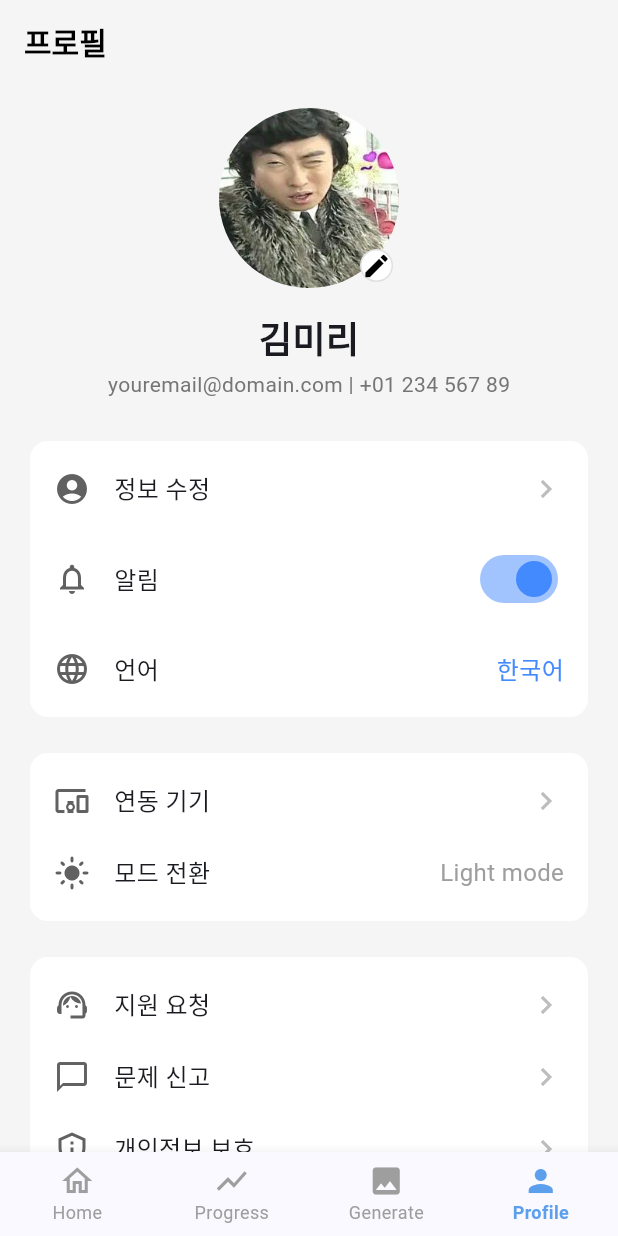
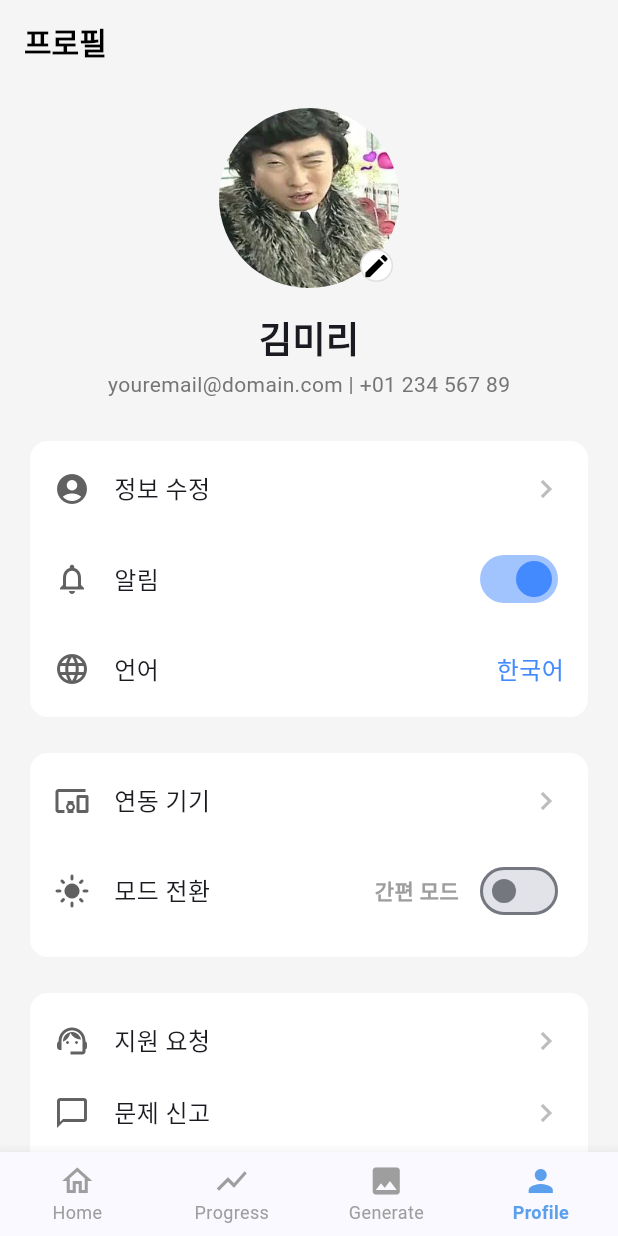
Before and after one commit to 123owq/mirifit, a Flutter app: the MainScreen screen opened directly with empty values, item 4 of the bottom bar chosen, on a phone screen of 412 x 824 dp. Run offline on Flutter 3.47's test engine with Material 3 defaults, Android fonts, the phone set to English and light mode, and no system bars; our stand-ins replace camera, image_picker; missing offline and left inert: photo_manager.

Commit message:
모드 전환 기능 추가

```diff
--- a/lib/main.dart
+++ b/lib/main.dart
@@ -14,6 +14,7 @@ import 'package:mirifit/views/splash_screen.dart';
 import 'package:mirifit/views/loading_screen.dart';
 import 'package:mirifit/views/record_detail_screen.dart';
 import 'package:mirifit/views/goal_by_date_screen.dart';
+import 'package:mirifit/views/profile_screen.dart';
 import 'package:mirifit/views/full_screen_image_screen.dart';
 import 'package:mirifit/models/app_mode.dart';
 
@@ -68,7 +69,7 @@ class MirifitApp extends StatelessWidget {
         '/': (context) => const SplashScreen(),
         '/opening': (context) => const OpeningScreen(),
 
-        // '/profile': (context) => const ProfileScreen(), // (나중에 추가)
+        //'/profile': (context) => const ProfileScreen(), // (나중에 추가)
         '/record_detail': (context) => const RecordDetailScreen(),
         '/goal_by_date': (context) => const GoalByDateScreen(),
         '/full_screen_image': (context) => const FullScreenImageScreen(),
--- a/lib/views/main_screen.dart
+++ b/lib/views/main_screen.dart
@@ -18,6 +18,14 @@ class MainScreen extends StatefulWidget {
 class _MainScreenState extends State<MainScreen> {
   int _currentIndex = 0;
   String? _imagePathForGenerate;
+
+  late AppMode _currentMode;
+
+  @override
+  void initState() {
+    super.initState();
+    _currentMode = widget.mode;
+  }
 
   @override
   Widget build(BuildContext context) {
@@ -86,7 +94,7 @@ class _MainScreenState extends State<MainScreen> {
         return const ProgressScreen();
       case 2:
         return GenerateScreen(
-          mode: widget.mode,
+          mode: _currentMode,
           initialImagePath: _imagePathForGenerate,
           // ★ 4. GenerateScreen에서 이미지를 지우면 MainScreen도 잊도록 함
           onClearImage: () {
@@ -96,7 +104,15 @@ class _MainScreenState extends State<MainScreen> {
           },
         );
       case 3:
-        return const ProfileScreen();
+        return ProfileScreen(
+          currentMode: _currentMode,
+          onModeChanged: (newMode) {
+            setState(() {
+              _currentMode = newMode;
+            });
+            print("모드가 변경되었습니다: $_currentMode");
+          },
+        );
       default:
         return const Center(child: Text('Home 화면'));
     }
--- a/lib/views/profile_screen.dart
+++ b/lib/views/profile_screen.dart
@@ -1,14 +1,20 @@
 import 'package:flutter/material.dart';
+import '../models/app_mode.dart';
 
 class ProfileScreen extends StatelessWidget {
-  const ProfileScreen({super.key});
+  final AppMode currentMode;
+  final Function(AppMode) onModeChanged;
+  const ProfileScreen({
+    super.key,
+    required this.currentMode,
+    required this.onModeChanged,
+  });
 
   @override
   Widget build(BuildContext context) {
     // Scaffold가 화면의 기본 구조를 잡아줍니다.
     return Scaffold(
       backgroundColor: Colors.grey[100], // 홈 화면과 동일한 배경색
-
       // 1. 앱바 (AppBar)
       appBar: AppBar(
         title: const Text(
@@ -33,17 +39,23 @@ class ProfileScreen extends StatelessWidget {
             _buildSettingsCard(
               children: [
                 _buildSettingsRow(Icons.account_circle, '정보 수정'),
-                _buildSettingsRow(Icons.notifications_none, '알림',
+                _buildSettingsRow(
+                  Icons.notifications_none,
+                  '알림',
                   trailing: Switch(
                     value: true, // (임시) 실제로는 상태 변수 필요
                     onChanged: (value) {},
                     activeColor: Colors.blueAccent,
-                    )),
-                _buildSettingsRow(Icons.language, '언어',
+                  ),
+                ),
+                _buildSettingsRow(
+                  Icons.language,
+                  '언어',
                   trailing: const Text(
                     '한국어',
                     style: TextStyle(color: Colors.blueAccent, fontSize: 16),
-                    )),
+                  ),
+                ),
               ],
             ),
             const SizedBox(height: 16),
@@ -52,11 +64,38 @@ class ProfileScreen extends StatelessWidget {
             _buildSettingsCard(
               children: [
                 _buildSettingsRow(Icons.devices_other, '연동 기기'),
-                _buildSettingsRow(Icons.light_mode, '모드 전환',
-                    trailing: const Text(
-                      'Light mode',
-                      style: TextStyle(color: Colors.grey, fontSize: 16),
-                    )),
+                _buildSettingsRow(
+                  Icons.light_mode,
+                  '모드 전환',
+                  trailing: Row(
+                    mainAxisSize: MainAxisSize.min, // Row 크기를 내용물만큼만 잡기
+                    children: [
+                      // 현재 모드 텍스트 표시
+                      Text(
+                        currentMode == AppMode.precise ? '정밀 모드' : '간편 모드',
+                        style: TextStyle(
+                          color: currentMode == AppMode.precise
+                              ? Colors.blueAccent
+                              : Colors.grey,
+                          fontWeight: FontWeight.bold,
+                          fontSize: 14,
+                        ),
+                      ),
+                      const SizedBox(width: 10),
+                      // 스위치로 모드 변경 (ON=정밀, OFF=간편)
+                      Switch(
+                        value: currentMode == AppMode.precise,
+                        activeColor: Colors.blueAccent,
+                        onChanged: (value) {
+                          // 스위치를 켜면 정밀모드, 끄면 간편모드로 변경 요청
+                          onModeChanged(
+                            value ? AppMode.precise : AppMode.simple,
+                          );
+                        },
+                      ),
+                    ],
+                  ),
+                ),
               ],
             ),
             const SizedBox(height: 16),
@@ -86,7 +125,7 @@ class ProfileScreen extends StatelessWidget {
             CircleAvatar(
               radius: 60, // ★ radius(반지름) 60 = 지름(가로세로) 120
               backgroundImage: const AssetImage(
-                  'assets/images/my_profile_avatar.png'
+                'assets/images/my_profile_avatar.png',
               ),
               // 이미지가 로드되기 전이나 없을 때 배경색
               backgroundColor: Colors.grey[200],
@@ -125,9 +164,7 @@ class ProfileScreen extends StatelessWidget {
       shape: RoundedRectangleBorder(borderRadius: BorderRadius.circular(12)),
       child: Padding(
         padding: const EdgeInsets.symmetric(vertical: 8.0, horizontal: 16.0),
-        child: Column(
-          children: children,
-        ),
+        child: Column(children: children),
       ),
     );
   }
--- a/lib/views/splash_screen.dart
+++ b/lib/views/splash_screen.dart
@@ -20,7 +20,6 @@ class _SplashScreenState extends State<SplashScreen> {
     // 2. '/home' 경로(MainScreen)로 이동
     // pushReplacementNamed: 현재 화면(Splash)을 파괴하고 새 화면으로 이동
     // (뒤로가기 버튼을 눌러도 스플래시 화면으로 돌아오지 않게 함)
-    //Navigator.pushReplacementNamed(context, '/home');
     Navigator.pushReplacementNamed(context, '/opening');
   }
 
```
Also changed, not shown: 1 other file. Lines whose indentation alone changed are shown as unchanged.
